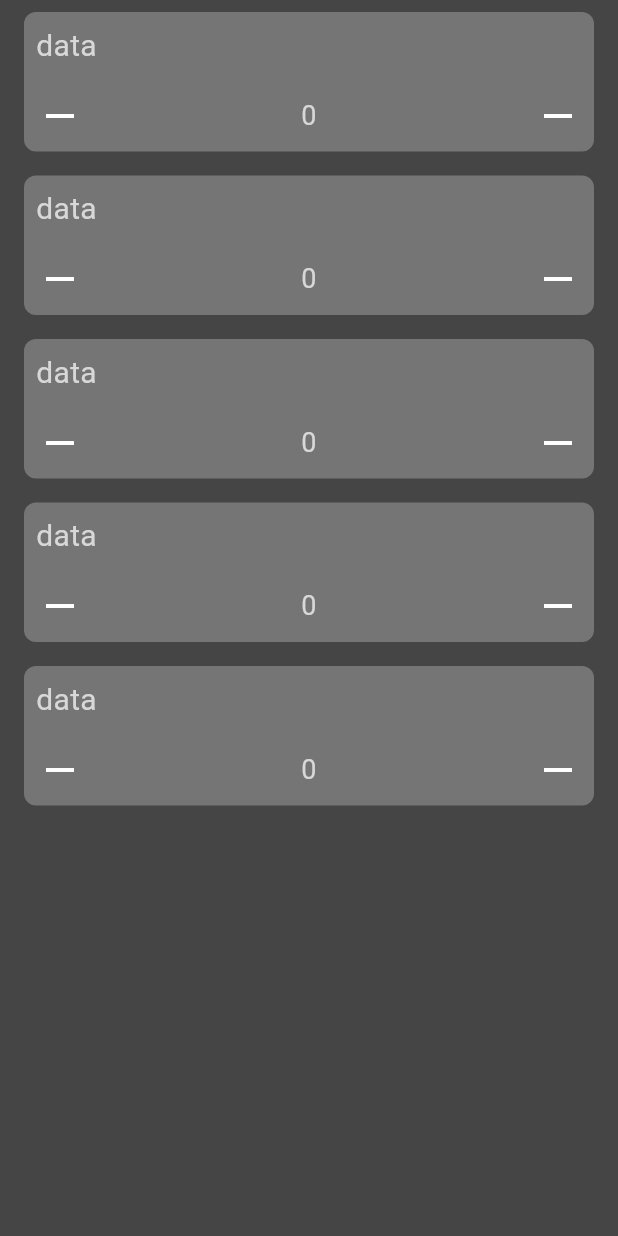
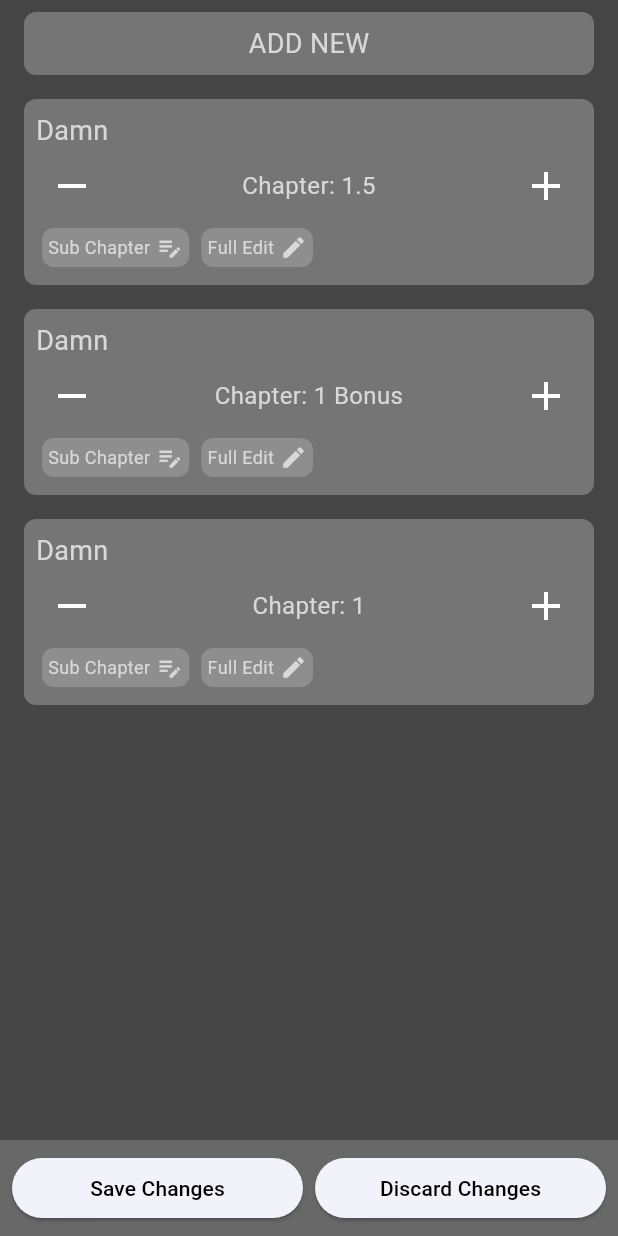
Before and after one commit to Szomti/BookmarkManager, a Flutter app: the screen it shows after launch, on a phone screen of 412 x 824 dp. Run offline on Flutter 3.47's test engine with Material 3 defaults, Android fonts, the phone set to English and light mode, and no system bars; our stand-ins replace shared_preferences.

Commit message:
Upgraded main view

```diff
--- a/lib/screens/home/library.dart
+++ b/lib/screens/home/library.dart
@@ -2,6 +2,9 @@ library;
 
 import 'package:flutter/material.dart';
 
+import '../../storage/bookmarks/bookmark.dart';
+import '../../storage/bookmarks/bookmarks.dart';
+
 part './screen.dart';
 
 part './tile.dart';
--- a/lib/screens/home/screen.dart
+++ b/lib/screens/home/screen.dart
@@ -8,6 +8,8 @@ class HomeScreen extends StatefulWidget {
 }
 
 class _HomeScreenState extends State<HomeScreen> {
+  Iterable<Bookmark> get _bookmarks => BookmarksStorage.instance.items;
+
   @override
   Widget build(BuildContext context) {
     return Scaffold(
@@ -15,11 +17,75 @@ class _HomeScreenState extends State<HomeScreen> {
       body: SafeArea(
         child: Column(
           children: [
-            _TileWidget(),
-            _TileWidget(),
-            _TileWidget(),
-            _TileWidget(),
-            _TileWidget(),
+            GestureDetector(
+              behavior: HitTestBehavior.opaque,
+              onTap: () {
+
+              },
+              child: Container(
+                margin: const EdgeInsets.symmetric(vertical: 8, horizontal: 16),
+                padding: const EdgeInsets.all(8.0),
+                decoration: BoxDecoration(
+                  color: const Color(0xFF757575),
+                  borderRadius: BorderRadius.circular(8),
+                ),
+                child: Row(
+                  mainAxisAlignment: MainAxisAlignment.center,
+                  children: [
+                    Text(
+                      'Add New'.toUpperCase(),
+                      style: const TextStyle(
+                        fontSize: 18,
+                        color: Color(0xFFD8D8D8),
+                      ),
+                    ),
+                  ],
+                ),
+              ),
+            ),
+            Expanded(
+              child: ListView.builder(
+                shrinkWrap: true,
+                itemCount: _bookmarks.length,
+                itemBuilder: (context, index) {
+                  return _TileWidget(_bookmarks.elementAt(index));
+                },
+              ),
+            ),
+            Container(
+              padding: const EdgeInsets.all(8.0),
+              color: const Color(0xFF686868),
+              child: Row(
+                mainAxisAlignment: MainAxisAlignment.center,
+                children: [
+                  Expanded(
+                    child: ElevatedButton(
+                      onPressed: BookmarksStorage.instance.save,
+                      child: const FittedBox(
+                        fit: BoxFit.scaleDown,
+                        child: Text(
+                          'Save Changes',
+                          style: TextStyle(color: Colors.black),
+                        ),
+                      ),
+                    ),
+                  ),
+                  const SizedBox(width: 8),
+                  Expanded(
+                    child: ElevatedButton(
+                      onPressed: BookmarksStorage.instance.load,
+                      child: const FittedBox(
+                        fit: BoxFit.scaleDown,
+                        child: Text(
+                          'Discard Changes',
+                          style: TextStyle(color: Colors.black),
+                        ),
+                      ),
+                    ),
+                  ),
+                ],
+              ),
+            ),
           ],
         ),
       ),
--- a/lib/screens/home/tile.dart
+++ b/lib/screens/home/tile.dart
@@ -1,11 +1,17 @@
 part of 'library.dart';
 
 class _TileWidget extends StatefulWidget {
+  final Bookmark bookmark;
+
+  const _TileWidget(this.bookmark);
+
   @override
   State<StatefulWidget> createState() => _TileWidgetState();
 }
 
 class _TileWidgetState extends State<_TileWidget> {
+  Bookmark get _bookmark => widget.bookmark;
+
   @override
   Widget build(BuildContext context) {
     return Container(
@@ -14,19 +20,21 @@ class _TileWidgetState extends State<_TileWidget> {
         color: const Color(0xFF757575),
         borderRadius: BorderRadius.circular(8),
       ),
+      child: ListenableBuilder(
+        listenable: _bookmark,
+        builder: (BuildContext context, Widget? child) {
+          return Padding(
+            padding: const EdgeInsets.all(8.0),
             child: Column(
               children: [
-          const Row(
+                Row(
                   children: [
                     Expanded(
-                child: Padding(
-                  padding: EdgeInsets.all(8.0),
                       child: Text(
-                    'data',
-                    style: TextStyle(
-                      fontSize: 20,
+                        _bookmark.text,
+                        style: const TextStyle(
+                          fontSize: 18,
                           color: Color(0xFFD8D8D8),
-                    ),
                         ),
                       ),
                     ),
@@ -34,24 +42,75 @@ class _TileWidgetState extends State<_TileWidget> {
                 ),
                 Row(
                   children: [
-              _createBtn(Icons.remove, () {}),
-              const Expanded(
+                    _createBtn(Icons.remove, () => _changeChapter(-1)),
+                    Expanded(
                       child: Padding(
-                  padding: EdgeInsets.all(8.0),
+                        padding: const EdgeInsets.symmetric(horizontal: 8.0),
                         child: Text(
-                    '0',
+                          'Chapter: ${_bookmark.chapter.info}',
                           textAlign: TextAlign.center,
-                    style: TextStyle(
-                      fontSize: 18,
+                          style: const TextStyle(
+                            fontSize: 16,
                             color: Color(0xFFD8D8D8),
                           ),
                         ),
                       ),
                     ),
-              _createBtn(Icons.add, () {}),
+                    _createBtn(Icons.add, () => _changeChapter(1)),
+                  ],
+                ),
+                Row(
+                  children: [
+                    _createEditBaseBtn('Sub Chapter', Icons.edit_note, () {}),
+                    _createEditBaseBtn('Full Edit', Icons.edit, () {}),
                   ],
                 ),
               ],
+            ),
+          );
+        },
+      ),
+    );
+  }
+
+  void _changeChapter(int value) {
+    _bookmark.chapter = Chapter(
+      main: _bookmark.chapter.main + value,
+    );
+  }
+
+  Widget _createEditBaseBtn(
+    String text,
+    IconData icon,
+    void Function() onTap,
+  ) {
+    return GestureDetector(
+      behavior: HitTestBehavior.opaque,
+      onTap: onTap,
+      child: Container(
+        margin: const EdgeInsets.all(4.0),
+        padding: const EdgeInsets.all(4.0),
+        decoration: BoxDecoration(
+          color: const Color(0xFF8E8E8E),
+          borderRadius: BorderRadius.circular(8.0),
+        ),
+        child: Row(
+          children: [
+            Text(
+              text,
+              style: const TextStyle(
+                fontSize: 12,
+                color: Color(0xFFD8D8D8),
+              ),
+            ),
+            const SizedBox(width: 4),
+            Icon(
+              icon,
+              color: const Color(0xFFD8D8D8),
+              size: 18,
+            ),
+          ],
+        ),
       ),
     );
   }
@@ -60,10 +119,10 @@ class _TileWidgetState extends State<_TileWidget> {
     return GestureDetector(
       behavior: HitTestBehavior.opaque,
       onTap: onTap,
-      child: const Padding(
-        padding: EdgeInsets.all(8.0),
+      child: Padding(
+        padding: const EdgeInsets.all(8.0),
         child: Icon(
-          Icons.remove,
+          icon,
           color: Colors.white,
           size: 32,
         ),
--- a/lib/screens/loading/library.dart
+++ b/lib/screens/loading/library.dart
@@ -2,6 +2,7 @@ library;
 
 import 'package:flutter/material.dart';
 
+import '../../storage/bookmarks/bookmarks.dart';
 import '../home/library.dart';
 
 part './screen.dart';
--- a/lib/screens/loading/screen.dart
+++ b/lib/screens/loading/screen.dart
@@ -45,4 +45,14 @@ class _LoadingScreenState extends State<LoadingScreen> {
       ),
     );
   }
+
+  Future<void> handleLoading() async {
+    BookmarksStorage.instance.load();
+    await Future.delayed(const Duration(milliseconds: 250));
+    if (!mounted) return;
+    Navigator.push(
+      context,
+      MaterialPageRoute(builder: (_) => const HomeScreen()),
+    );
+  }
 }
--- a/lib/storage/bookmarks/bookmark.dart
+++ b/lib/storage/bookmarks/bookmark.dart
@@ -1,27 +1,31 @@
-class Bookmark {
+import 'package:flutter/material.dart';
+
+class Bookmark with ChangeNotifier {
   static const _idKey = 'id';
   static const _textKey = 'text';
   static const _ordinalKey = 'ordinal';
   static const _chapterKey = 'chapter';
 
   final int id;
-  final String text;
-  final int ordinal;
-  final Chapter chapter;
+  String _text;
+  int _ordinal;
+  Chapter _chapter;
 
   Bookmark({
     required this.id,
-    required this.text,
-    required this.ordinal,
-    required this.chapter,
-  });
+    required String text,
+    required int ordinal,
+    required Chapter chapter,
+  })  : _text = text,
+        _ordinal = ordinal,
+        _chapter = chapter;
 
   Map<String, Object?> toJson() {
     return {
       _idKey: id,
-      _textKey: text,
-      _ordinalKey: ordinal,
-      _chapterKey: chapter.toJson(),
+      _textKey: _text,
+      _ordinalKey: _ordinal,
+      _chapterKey: _chapter.toJson(),
     };
   }
 
@@ -34,20 +38,43 @@ class Bookmark {
       identical(this, other) ||
       other is Bookmark && runtimeType == other.runtimeType && id == other.id;
 
+  String get text => _text;
+
+  set text(String value) {
+    _text = value;
+    notifyListeners();
+  }
+
   @override
   int get hashCode => id.hashCode;
+
+  int get ordinal => _ordinal;
+
+  set ordinal(int value) {
+    _ordinal = value;
+    notifyListeners();
+  }
+
+  Chapter get chapter => _chapter;
+
+  set chapter(Chapter value) {
+    _chapter = value;
+    notifyListeners();
+  }
 }
 
 class Chapter {
   static const _mainKey = 'main';
   static const _subKey = 'sub';
 
-  final int main;
-  final int sub;
+  int main;
+  String sub;
+
+  String get info => '$main$sub';
 
   Chapter({
     required this.main,
-    required this.sub,
+    this.sub = '',
   });
 
   Map<String, Object?> toJson() {
--- a/lib/storage/bookmarks/bookmarks.dart
+++ b/lib/storage/bookmarks/bookmarks.dart
@@ -10,20 +10,39 @@ class BookmarksStorage {
   static const _countKey = 'BOOKMARKS_COUNT';
   static const _defaultCount = 0;
   static final instance = BookmarksStorage._();
-  static final Iterable<Bookmark> _items = SplayTreeSet<Bookmark>();
+  static final SplayTreeSet<Bookmark> _items = SplayTreeSet<Bookmark>();
   static int count = _defaultCount;
 
   BookmarksStorage._();
 
-  Iterable<Bookmark> get items => _items.toList();
+  Iterable<Bookmark> get items => [
+        Bookmark(
+          id: 1,
+          text: 'Damn',
+          ordinal: 1,
+          chapter: Chapter(main: 1, sub: '.5'),
+        ),
+        Bookmark(
+          id: 2,
+          text: 'Damn',
+          ordinal: 2,
+          chapter: Chapter(main: 1, sub: ' Bonus'),
+        ),
+        Bookmark(
+          id: 3,
+          text: 'Damn',
+          ordinal: 3,
+          chapter: Chapter(main: 1),
+        ),
+      ]; //_items.toList();
 
   Future<void> load() async {
     final prefs = await SharedPreferences.getInstance();
     count = prefs.getInt(_countKey) ?? _defaultCount;
     final iterable = prefs.getStringList(_iterableKey) ?? [];
-    final tempItems = SplayTreeSet<Bookmark>();
+    _items.clear();
     for (final item in iterable) {
-      tempItems.add(
+      _items.add(
         Bookmark.fromJson(json.decode(item) as Map<String, Object?>),
       );
     }
```
Lines whose indentation alone changed are shown as unchanged.
